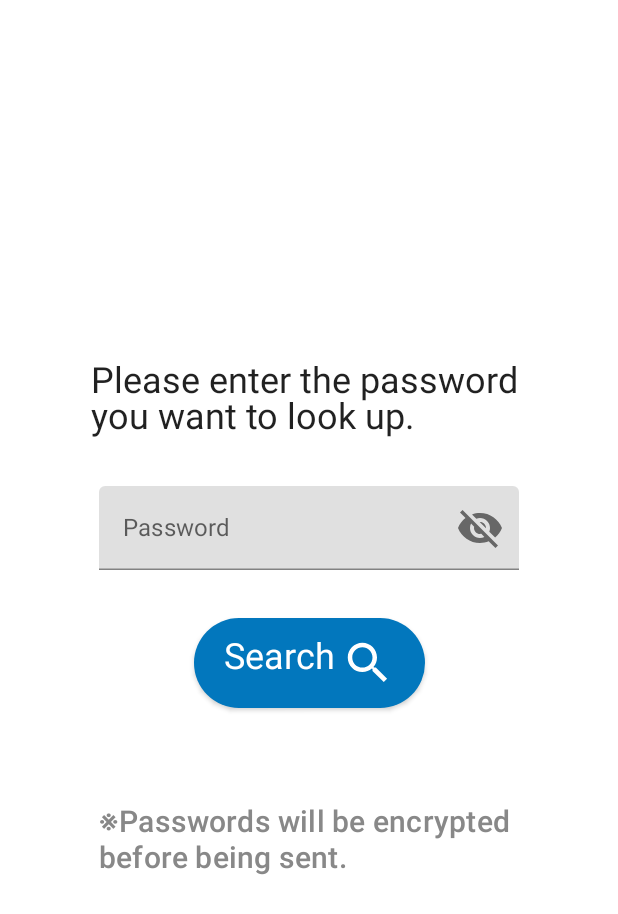
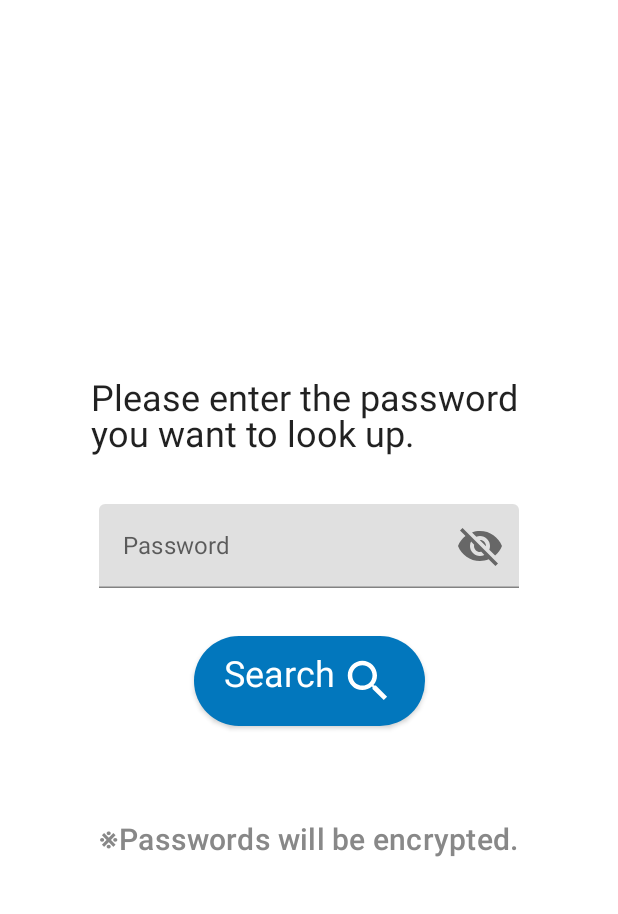
Before and after one commit to momomomo111/LeakCheckerAndroid, an Android app built with Jetpack Compose: the screen it shows after launch (MainActivity), on a phone screen of 412 x 824 dp. Shown: the top 914 px of the screen. Run offline under Robolectric (Android 15) with nearby library versions, the phone set to English and light mode, and no system bars.

Commit message:
[change] Change annotations
注釈文の変更

```diff
--- a/app/src/main/res/values/strings.xml
+++ b/app/src/main/res/values/strings.xml
@@ -7,7 +7,7 @@
     <string name="pass_error_msg">Password is not entered.</string>
     <string name="search">Search</string>
     <string name="search_pass_input_msg">Please enter the password \nyou want to look up.</string>
-    <string name="pass_encryption_msg">※Passwords will be encrypted \nbefore being sent.</string>
+    <string name="pass_encryption_msg">※Passwords will be encrypted.</string>
     <string name="password">Password</string>
     <string name="leak_not_found">No threats found.</string>
     <string name="searching_now">Searching…</string>
```
Also changed, not shown: 1 other file.
